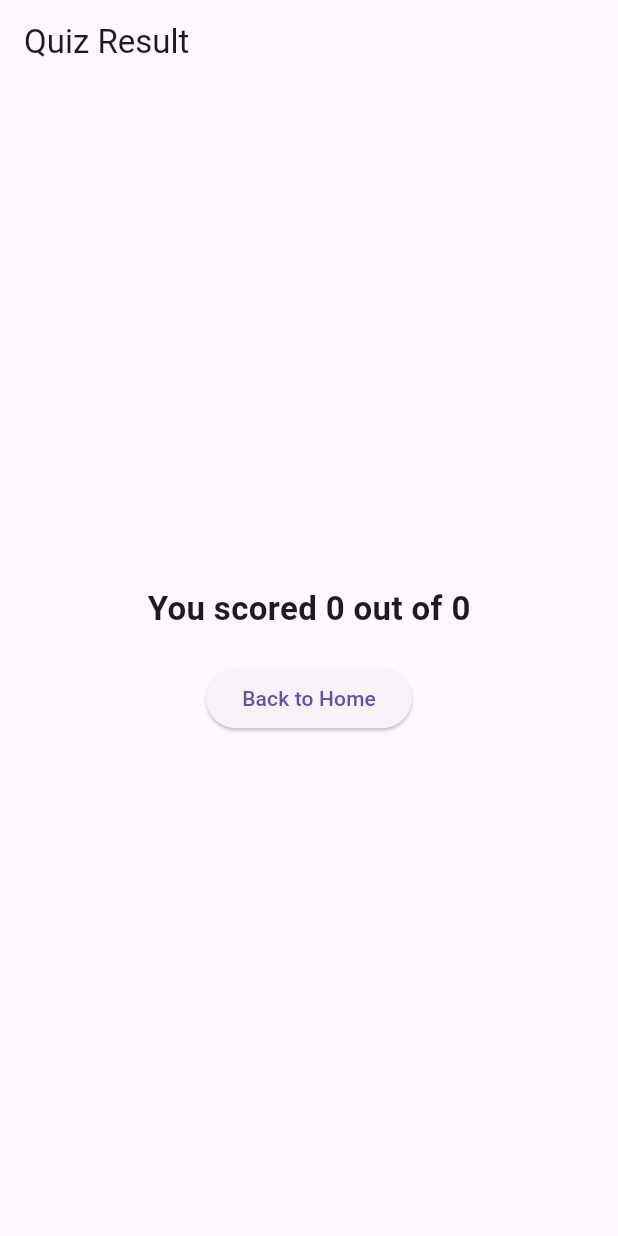
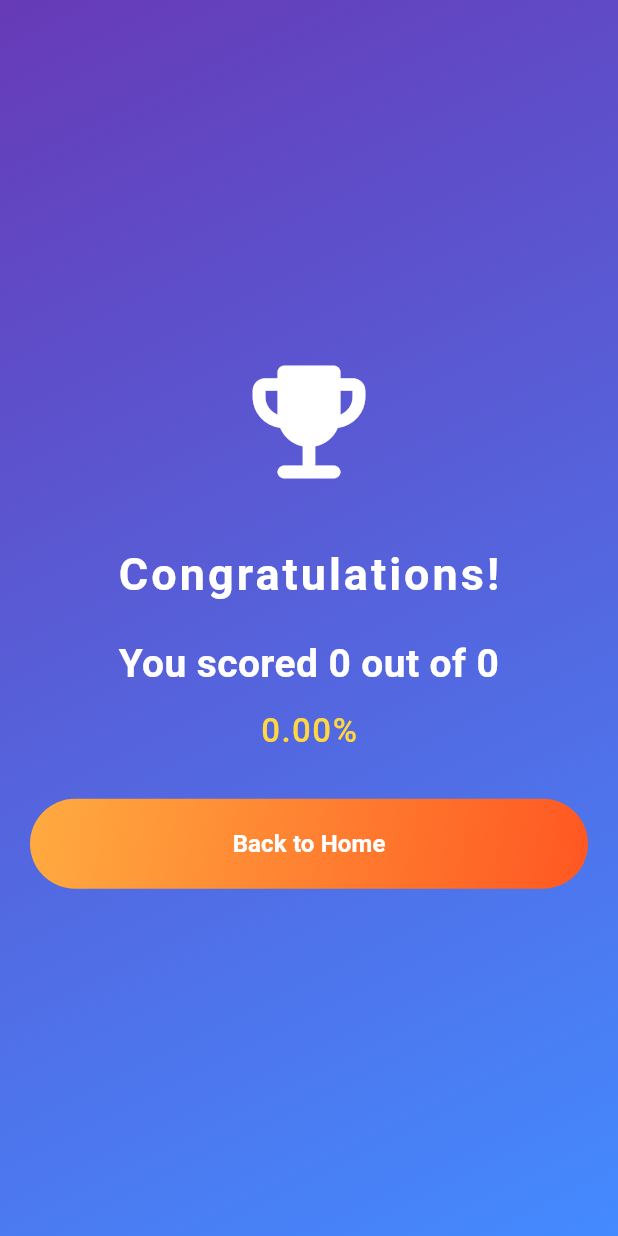
Before and after one commit to iabhinavrajput/quiz_app, a Flutter app: the ResultScreen screen opened directly with empty values, on a phone screen of 412 x 824 dp. Run offline on Flutter 3.47's test engine with Material 3 defaults, Android fonts, the phone set to English and light mode, and no system bars; our stand-ins replace cloud_firestore, dropdown_button2, firebase_auth, firebase_core, flutter_bloc, flutter_spinkit and 2 more; accounts and stored records are empty.

Commit message:
result screen ui done

```diff
--- a/lib/presentation/screens/result_screen.dart
+++ b/lib/presentation/screens/result_screen.dart
@@ -2,8 +2,9 @@ import 'package:flutter/material.dart';
 import 'package:cloud_firestore/cloud_firestore.dart';
 import 'package:firebase_auth/firebase_auth.dart';
 import 'package:shared_preferences/shared_preferences.dart';
+import '../../utils/constants/colors.dart';
 
-class ResultScreen extends StatelessWidget {
+class ResultScreen extends StatefulWidget {
   final int score;
   final int total;
   final List<Map<String, dynamic>> answerLogs;
@@ -14,6 +15,47 @@ class ResultScreen extends StatelessWidget {
     required this.total,
     required this.answerLogs,
   });
+
+  @override
+  State<ResultScreen> createState() => _ResultScreenState();
+}
+
+class _ResultScreenState extends State<ResultScreen> with SingleTickerProviderStateMixin {
+  late AnimationController _controller;
+  late Animation<Offset> _trophyOffset;
+  late double percentage;
+
+  @override
+  void initState() {
+    super.initState();
+
+    percentage = (widget.total == 0)
+        ? 0
+        : (widget.score / widget.total * 100).toDouble();
+
+    _saveResult();
+
+    _controller = AnimationController(
+      duration: const Duration(milliseconds: 1200),
+      vsync: this,
+    );
+
+    _trophyOffset = Tween<Offset>(
+      begin: const Offset(0, -1.5),
+      end: Offset.zero,
+    ).animate(CurvedAnimation(
+      parent: _controller,
+      curve: Curves.bounceOut,
+    ));
+
+    _controller.forward();
+  }
+
+  @override
+  void dispose() {
+    _controller.dispose();
+    super.dispose();
+  }
 
   Future<void> _saveResult() async {
     final user = FirebaseAuth.instance.currentUser;
@@ -27,39 +69,122 @@ class ResultScreen extends StatelessWidget {
           .doc(DateTime.now().toIso8601String());
 
       await docRef.set({
-        'score': score,
-        'total': total,
+        'score': widget.score,
+        'total': widget.total,
+        'percentage': percentage.toStringAsFixed(2),
         'timestamp': Timestamp.now(),
-        'answers': answerLogs,
+        'answers': widget.answerLogs,
       });
     }
 
-    // Local storage
     final history = prefs.getStringList('local_scores') ?? [];
-    history.add('$score/$total - ${DateTime.now()}');
+    history.add('${widget.score}/${widget.total} - ${percentage.toStringAsFixed(2)}% - ${DateTime.now()}');
     prefs.setStringList('local_scores', history);
   }
 
   @override
   Widget build(BuildContext context) {
-    _saveResult(); // fire once on load
-
     return Scaffold(
-      appBar: AppBar(title: const Text('Quiz Result')),
-      body: Center(
+      extendBodyBehindAppBar: true,
+      body: Container(
+        width: double.infinity,
+        height: double.infinity,
+        padding: const EdgeInsets.symmetric(horizontal: 20, vertical: 40),
+        decoration: const BoxDecoration(
+          gradient: LinearGradient(
+            colors: [
+              AppColors.primaryGradientStart,
+              AppColors.primaryGradientEnd,
+            ],
+            begin: Alignment.topLeft,
+            end: Alignment.bottomRight,
+          ),
+        ),
+        child: SafeArea(
           child: Column(
             mainAxisAlignment: MainAxisAlignment.center,
             children: [
+              SlideTransition(
+                position: _trophyOffset,
+                child: const Icon(
+                  Icons.emoji_events_rounded,
+                  color: Colors.white,
+                  size: 100,
+                ),
+              ),
+              const SizedBox(height: 30),
               Text(
-              'You scored $score out of $total',
-              style: const TextStyle(fontSize: 22, fontWeight: FontWeight.bold),
+                'Congratulations!',
+                style: TextStyle(
+                  fontSize: 30,
+                  fontWeight: FontWeight.bold,
+                  color: Colors.white,
+                  letterSpacing: 2.0,
+                  fontFamily: 'Roboto', // Modern font
+                ),
               ),
               const SizedBox(height: 20),
-            ElevatedButton(
-              onPressed: () => Navigator.popUntil(context, (route) => route.isFirst),
-              child: const Text('Back to Home'),
-            )
+              Text(
+                'You scored ${widget.score} out of ${widget.total}',
+                textAlign: TextAlign.center,
+                style: TextStyle(
+                  fontSize: 26,
+                  fontWeight: FontWeight.w600,
+                  color: Colors.white,
+                  fontFamily: 'Roboto', // Modern font
+                ),
+              ),
+              const SizedBox(height: 10),
+              Text(
+                '${percentage.toStringAsFixed(2)}%',
+                style: TextStyle(
+                  fontSize: 22,
+                  fontWeight: FontWeight.w500,
+                  color: Colors.amberAccent,
+                  letterSpacing: 1.0,
+                  fontFamily: 'Roboto', // Modern font
+                ),
+              ),
+              const SizedBox(height: 30),
+              Container(
+                width: double.infinity,
+                height: 60,
+                padding: const EdgeInsets.symmetric(vertical: 18),
+                decoration: BoxDecoration(
+                  gradient: const LinearGradient(
+                    colors: [
+                      AppColors.signInGradientStart,
+                      AppColors.signInGradientEnd
                     ],
+                    begin: Alignment.topLeft,
+                    end: Alignment.bottomRight,
+                  ),
+                  borderRadius: BorderRadius.circular(30),
+                ),
+                child: ElevatedButton(
+                  style: ElevatedButton.styleFrom(
+                    backgroundColor: Colors.transparent,
+                    shadowColor: Colors.transparent,
+                    shape: RoundedRectangleBorder(
+                      borderRadius: BorderRadius.circular(30),
+                    ),
+                    elevation: 0,
+                    padding: EdgeInsets.zero,
+                  ),
+                  onPressed: () =>
+                      Navigator.popUntil(context, (route) => route.isFirst),
+                  child: const Text(
+                    'Back to Home',
+                    style: TextStyle(
+                      fontSize: 16,
+                      fontWeight: FontWeight.bold,
+                      color: Colors.white,
+                    ),
+                  ),
+                ),
+              ),
+            ],
+          ),
         ),
       ),
     );
```
Lines whose indentation alone changed are shown as unchanged.
